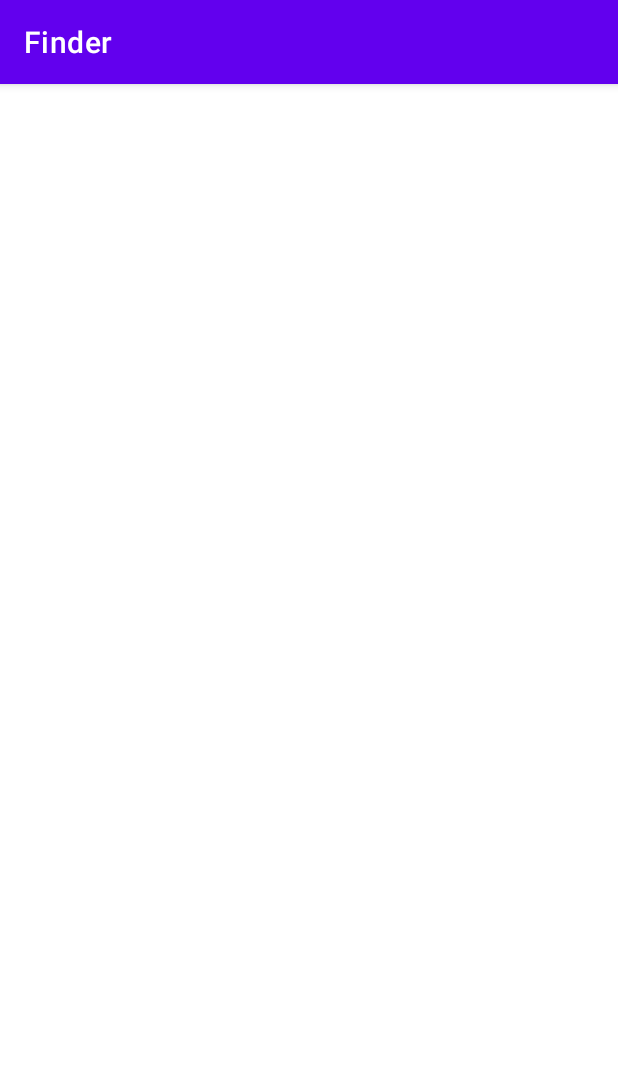
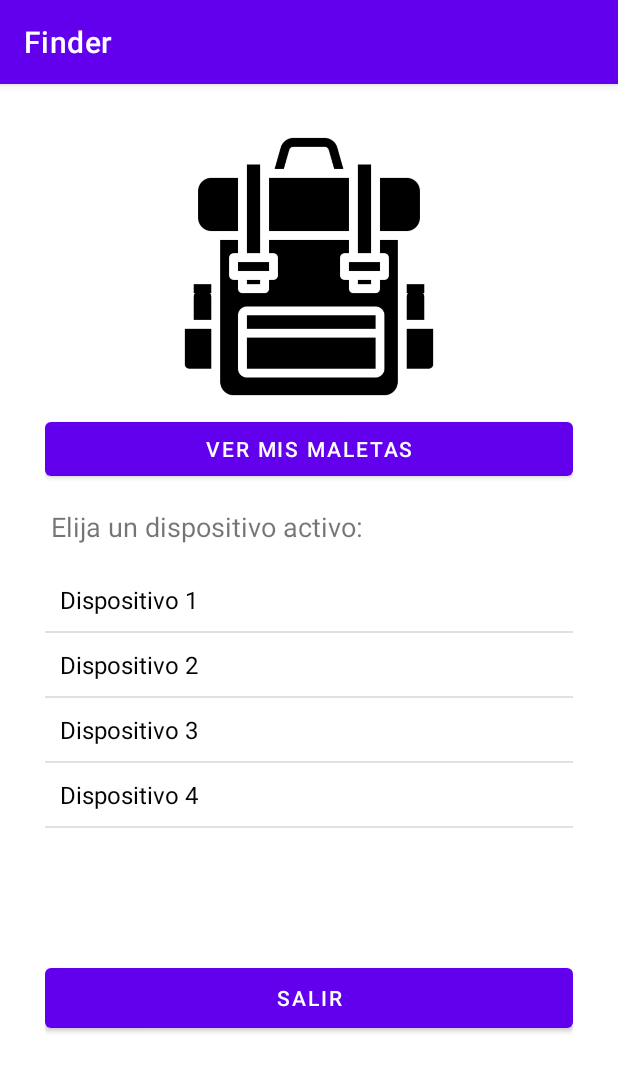
Before and after one commit to amst-fiec/2T2020-Rastreo-de-mochila-v3.0, an Android app: the Home screen opened directly, with no data from a screen before it, on a phone screen of 412 x 824 dp. Shown: the top 1072 px of the screen. Run offline under Robolectric (Android 15) with nearby library versions, the phone set to English and light mode, and no system bars.

Commit message:
Cambios en Activity Home y creación Activity Maletas

```diff
--- a/app/src/main/AndroidManifest.xml
+++ b/app/src/main/AndroidManifest.xml
@@ -9,7 +9,8 @@
         android:roundIcon="@mipmap/ic_launcher_round"
         android:supportsRtl="true"
         android:theme="@style/Theme.Finder">
-        <activity android:name=".Home"></activity>
+        <activity android:name=".Maletas"></activity>
+        <activity android:name=".Home" />
         <activity android:name=".MainActivity">
             <intent-filter>
                 <action android:name="android.intent.action.MAIN" />
--- a/app/src/main/java/com/example/finder/Home.java
+++ b/app/src/main/java/com/example/finder/Home.java
@@ -2,13 +2,49 @@ package com.example.finder;
 
 import androidx.appcompat.app.AppCompatActivity;
 
+import android.content.Intent;
 import android.os.Bundle;
+import android.view.View;
+import android.widget.AdapterView;
+import android.widget.ArrayAdapter;
+import android.widget.ListView;
+import android.widget.TextView;
 
 public class Home extends AppCompatActivity {
+
+    private TextView tv1;
+    private ListView lv1;
+
+    private String dispositivos[] = {"Dispositivo 1", "Dispositivo 2", "Dispositivo 3", "Dispositivo 4"};
+    private String bateria [] = {"81%", "25%", "32%", "73%"};
 
     @Override
     protected void onCreate(Bundle savedInstanceState) {
         super.onCreate(savedInstanceState);
         setContentView(R.layout.activity_home);
+
+        tv1 = (TextView)findViewById(R.id.txt_texto2);
+        lv1 = (ListView)findViewById(R.id.lv_disp);
+
+        ArrayAdapter<String> adapter = new ArrayAdapter<String>(this, R.layout.list_bateria, dispositivos);
+        lv1.setAdapter(adapter);
+
+        lv1.setOnItemClickListener(new AdapterView.OnItemClickListener() {
+            @Override
+            public void onItemClick(AdapterView<?> adapterView, View view, int i, long l) {
+                tv1.setText("Porcentaje de batería del "+  lv1.getItemAtPosition(i)+ " es " + bateria[i] );
+            }
+        });
     }
+
+    public void mostrarMaletas(View view) {
+        startActivity(new Intent(getApplicationContext(), Maletas.class));
+    }
+
+    public void Salir(View view) {
+        moveTaskToBack(true);
+        android.os.Process.killProcess(android.os.Process.myPid());
+        System.exit(1);
+    }
+
 }
--- /dev/null
+++ b/app/src/main/java/com/example/finder/Maletas.java
@@ -0,0 +1,14 @@
+package com.example.finder;
+
+import androidx.appcompat.app.AppCompatActivity;
+
+import android.os.Bundle;
+
+public class Maletas extends AppCompatActivity {
+
+    @Override
+    protected void onCreate(Bundle savedInstanceState) {
+        super.onCreate(savedInstanceState);
+        setContentView(R.layout.activity_maletas);
+    }
+}
--- a/app/src/main/res/layout/activity_home.xml
+++ b/app/src/main/res/layout/activity_home.xml
@@ -6,4 +6,56 @@
     android:layout_height="match_parent"
     tools:context=".Home">
 
+    <LinearLayout
+        android:layout_width="match_parent"
+        android:layout_height="match_parent"
+        android:orientation="vertical"
+        android:padding="30dp"
+        app:layout_constraintBottom_toBottomOf="parent"
+        app:layout_constraintEnd_toEndOf="parent"
+        app:layout_constraintStart_toStartOf="parent"
+        app:layout_constraintTop_toTopOf="parent">
+
+        <ImageView
+            android:id="@+id/imageView2"
+            android:layout_width="match_parent"
+            android:layout_height="189dp"
+            app:srcCompat="@drawable/bolsa" />
+
+        <Button
+            android:id="@+id/btn_verMaletas"
+            android:layout_width="match_parent"
+            android:layout_height="wrap_content"
+            android:gravity="center"
+            android:onClick="mostrarMaletas"
+            android:text="Ver Mis Maletas" />
+
+        <TextView
+            android:id="@+id/txt_texto"
+            android:layout_width="215dp"
+            android:layout_height="55dp"
+            android:gravity="center"
+            android:text="Elija un dispositivo activo:"
+            android:textSize="18sp" />
+
+        <ListView
+            android:id="@+id/lv_disp"
+            android:layout_width="match_parent"
+            android:layout_height="181dp" />
+
+        <TextView
+            android:id="@+id/txt_texto2"
+            android:layout_width="match_parent"
+            android:layout_height="79dp"
+            android:gravity="center"
+            android:textSize="16sp" />
+
+        <Button
+            android:id="@+id/btn_salir"
+            android:layout_width="match_parent"
+            android:layout_height="52dp"
+            android:gravity="center"
+            android:onClick="Salir"
+            android:text="SALIR" />
+    </LinearLayout>
 </androidx.constraintlayout.widget.ConstraintLayout>
--- /dev/null
+++ b/app/src/main/res/layout/activity_maletas.xml
@@ -0,0 +1,9 @@
+<?xml version="1.0" encoding="utf-8"?>
+<androidx.constraintlayout.widget.ConstraintLayout xmlns:android="http://schemas.android.com/apk/res/android"
+    xmlns:app="http://schemas.android.com/apk/res-auto"
+    xmlns:tools="http://schemas.android.com/tools"
+    android:layout_width="match_parent"
+    android:layout_height="match_parent"
+    tools:context=".Maletas">
+
+</androidx.constraintlayout.widget.ConstraintLayout>
--- /dev/null
+++ b/app/src/main/res/layout/list_bateria.xml
@@ -0,0 +1,8 @@
+<?xml version="1.0" encoding="utf-8"?>
+<TextView android:layout_width="match_parent"
+    android:layout_height="wrap_content"
+    android:background="#FFFFFF"
+    android:textSize="16sp"
+    android:padding="10sp"
+    android:textColor="#040404"
+    xmlns:android="http://schemas.android.com/apk/res/android" />
```
Also changed, not shown: app/src/main/res/drawable/bolsa.png (added).
